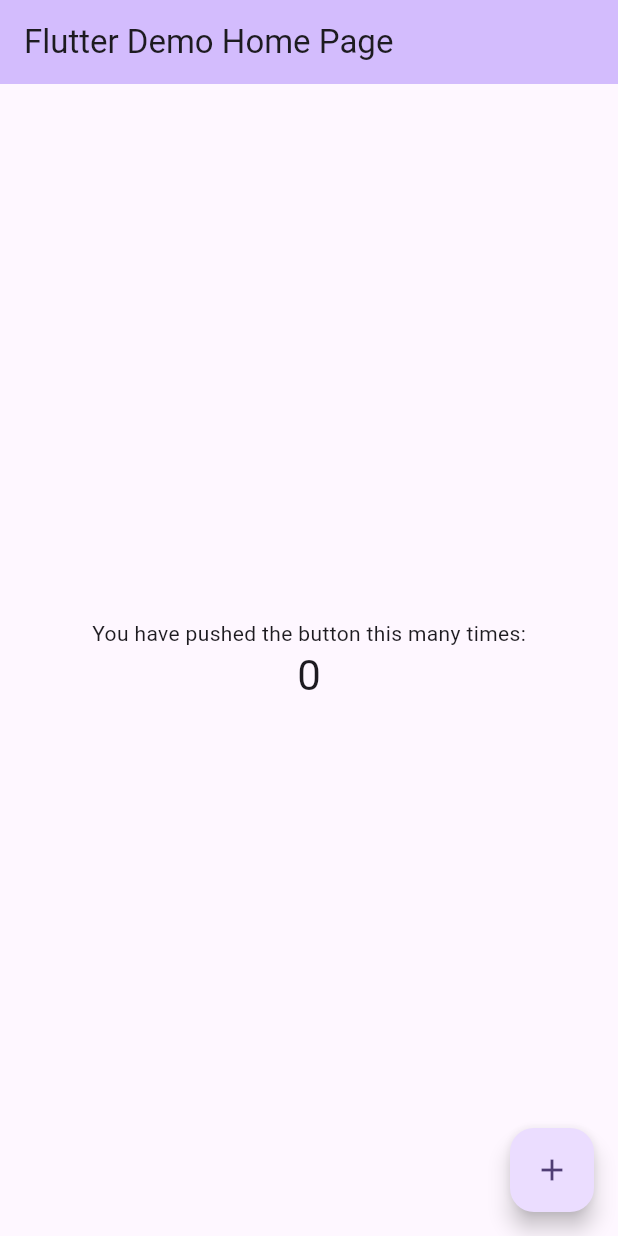
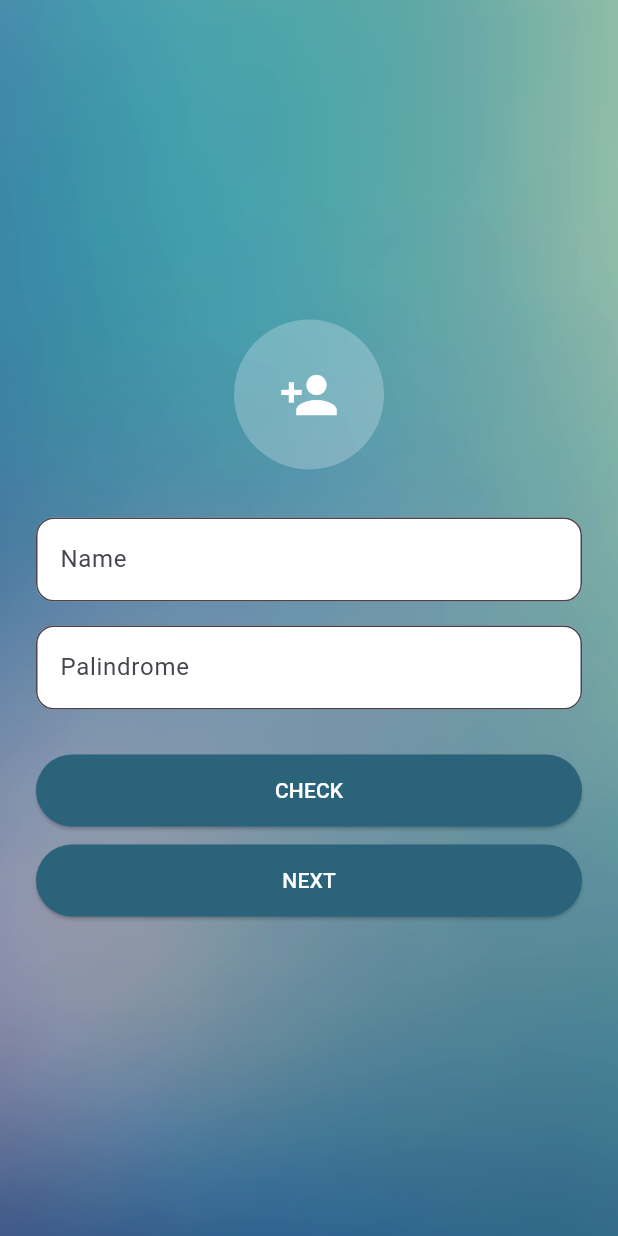
Before and after one commit to samuelmeliala/Mobile-Dev-Test, a Flutter app: the screen it shows after launch, on a phone screen of 412 x 824 dp. Run offline on Flutter 3.47's test engine with Material 3 defaults, Android fonts, the phone set to English and light mode, and no system bars; our stand-ins replace get.

Commit message:
feat: add FirstScreen

```diff
--- a/lib/main.dart
+++ b/lib/main.dart
@@ -1,4 +1,5 @@
 import 'package:flutter/material.dart';
+import 'package:mobile_dev_test/view/first_screen.dart';
 
 void main() {
   runApp(const MyApp());
@@ -11,7 +12,8 @@
   @override
   Widget build(BuildContext context) {
     return MaterialApp(
-      title: 'Flutter Demo',
+      title: 'Mobile Dev Test',
+      debugShowCheckedModeBanner: false,
       theme: ThemeData(
         // This is the theme of your application.
         //
@@ -30,93 +32,7 @@
         // tested with just a hot reload.
         colorScheme: ColorScheme.fromSeed(seedColor: Colors.deepPurple),
       ),
-      home: const MyHomePage(title: 'Flutter Demo Home Page'),
+      home: FirstScreen(),
     );
   }
 }
-
-class MyHomePage extends StatefulWidget {
-  const MyHomePage({super.key, required this.title});
-
-  // This widget is the home page of your application. It is stateful, meaning
-  // that it has a State object (defined below) that contains fields that affect
-  // how it looks.
-
-  // This class is the configuration for the state. It holds the values (in this
-  // case the title) provided by the parent (in this case the App widget) and
-  // used by the build method of the State. Fields in a Widget subclass are
-  // always marked "final".
-
-  final String title;
-
-  @override
-  State<MyHomePage> createState() => _MyHomePageState();
-}
-
-class _MyHomePageState extends State<MyHomePage> {
-  int _counter = 0;
-
-  void _incrementCounter() {
-    setState(() {
-      // This call to setState tells the Flutter framework that something has
-      // changed in this State, which causes it to rerun the build method below
-      // so that the display can reflect the updated values. If we changed
-      // _counter without calling setState(), then the build method would not be
-      // called again, and so nothing would appear to happen.
-      _counter++;
-    });
-  }
-
-  @override
-  Widget build(BuildContext context) {
-    // This method is rerun every time setState is called, for instance as done
-    // by the _incrementCounter method above.
-    //
-    // The Flutter framework has been optimized to make rerunning build methods
-    // fast, so that you can just rebuild anything that needs updating rather
-    // than having to individually change instances of widgets.
-    return Scaffold(
-      appBar: AppBar(
-        // TRY THIS: Try changing the color here to a specific color (to
-        // Colors.amber, perhaps?) and trigger a hot reload to see the AppBar
-        // change color while the other colors stay the same.
-        backgroundColor: Theme.of(context).colorScheme.inversePrimary,
-        // Here we take the value from the MyHomePage object that was created by
-        // the App.build method, and use it to set our appbar title.
-        title: Text(widget.title),
-      ),
-      body: Center(
-        // Center is a layout widget. It takes a single child and positions it
-        // in the middle of the parent.
-        child: Column(
-          // Column is also a layout widget. It takes a list of children and
-          // arranges them vertically. By default, it sizes itself to fit its
-          // children horizontally, and tries to be as tall as its parent.
-          //
-          // Column has various properties to control how it sizes itself and
-          // how it positions its children. Here we use mainAxisAlignment to
-          // center the children vertically; the main axis here is the vertical
-          // axis because Columns are vertical (the cross axis would be
-          // horizontal).
-          //
-          // TRY THIS: Invoke "debug painting" (choose the "Toggle Debug Paint"
-          // action in the IDE, or press "p" in the console), to see the
-          // wireframe for each widget.
-          mainAxisAlignment: MainAxisAlignment.center,
-          children: <Widget>[
-            const Text('You have pushed the button this many times:'),
-            Text(
-              '$_counter',
-              style: Theme.of(context).textTheme.headlineMedium,
-            ),
-          ],
-        ),
-      ),
-      floatingActionButton: FloatingActionButton(
-        onPressed: _incrementCounter,
-        tooltip: 'Increment',
-        child: const Icon(Icons.add),
-      ), // This trailing comma makes auto-formatting nicer for build methods.
-    );
-  }
-}
--- /dev/null
+++ b/lib/view/first_screen.dart
@@ -0,0 +1,134 @@
+import 'package:flutter/material.dart';
+import 'package:get/get.dart';
+import 'package:mobile_dev_test/controller/palindrome_controller.dart';
+
+class FirstScreen extends StatelessWidget {
+  FirstScreen({super.key});
+
+  final PalindromeController controller = Get.put(PalindromeController());
+
+  @override
+  Widget build(BuildContext context) {
+    return Scaffold(
+      body: Container(
+        decoration: const BoxDecoration(
+          image: DecorationImage(
+            image: AssetImage("assets/images/background.png"),
+            fit: BoxFit.cover,
+          ),
+        ),
+        padding: const EdgeInsets.symmetric(horizontal: 24),
+        child: Center(
+          child: SingleChildScrollView(
+            child: Column(
+              children: [
+                const CircleAvatar(
+                  radius: 50,
+                  backgroundColor: Colors.white24,
+                  child: Icon(Icons.person_add, size: 40, color: Colors.white),
+                ),
+                const SizedBox(height: 32),
+                TextField(
+                  decoration: const InputDecoration(
+                    filled: true,
+                    fillColor: Colors.white,
+                    hintText: "Name",
+                    border: OutlineInputBorder(
+                      borderRadius: BorderRadius.all(Radius.circular(12)),
+                    ),
+                  ),
+                  onChanged: (value) => controller.name.value = value,
+                ),
+                const SizedBox(height: 16),
+                TextField(
+                  decoration: const InputDecoration(
+                    filled: true,
+                    fillColor: Colors.white,
+                    hintText: "Palindrome",
+                    border: OutlineInputBorder(
+                      borderRadius: BorderRadius.all(Radius.circular(12)),
+                    ),
+                  ),
+                  onChanged: (value) => controller.palindromeText.value = value,
+                ),
+                const SizedBox(height: 30),
+                ElevatedButton(
+                  onPressed: () {
+                    if (controller.palindromeText.value.isEmpty) {
+                      // Show dialog if the text field is empty
+                      showDialog(
+                        context: context,
+                        builder: (BuildContext context) {
+                          return AlertDialog(
+                            title: const Text("Error"),
+                            content: const Text(
+                              "The field should not be empty.",
+                            ),
+                            actions: [
+                              TextButton(
+                                onPressed: () {
+                                  Navigator.of(
+                                    context,
+                                  ).pop(); // Close the dialog
+                                },
+                                child: const Text("OK"),
+                              ),
+                            ],
+                          );
+                        },
+                      );
+                    } else {
+                      // Perform palindrome check and show result dialog
+                      controller.checkPalindrome();
+                      showDialog(
+                        context: context,
+                        builder: (BuildContext context) {
+                          return AlertDialog(
+                            title: const Text("Palindrome Check"),
+                            content: Text(
+                              controller.isPalindrome.value
+                                  ? "✅ It's a palindrome!"
+                                  : "❌ Not a palindrome",
+                            ),
+                            actions: [
+                              TextButton(
+                                onPressed: () {
+                                  Navigator.of(
+                                    context,
+                                  ).pop(); // Close the dialog
+                                },
+                                child: const Text("OK"),
+                              ),
+                            ],
+                          );
+                        },
+                      );
+                    }
+                  },
+                  style: ElevatedButton.styleFrom(
+                    backgroundColor: const Color(0xFF2B637B),
+                    foregroundColor: Colors.white,
+                    minimumSize: const Size.fromHeight(48),
+                  ),
+                  child: const Text("CHECK"),
+                ),
+                const SizedBox(height: 12),
+                ElevatedButton(
+                  onPressed: () {
+                    Get.toNamed('/nextScreen');
+                  },
+                  style: ElevatedButton.styleFrom(
+                    backgroundColor: const Color(0xFF2B637B),
+                    foregroundColor: Colors.white,
+                    minimumSize: const Size.fromHeight(48),
+                  ),
+                  child: const Text("NEXT"),
+                ),
+              ],
+            ),
+          ),
+        ),
+      ),
+    );
+  }
+}
```
